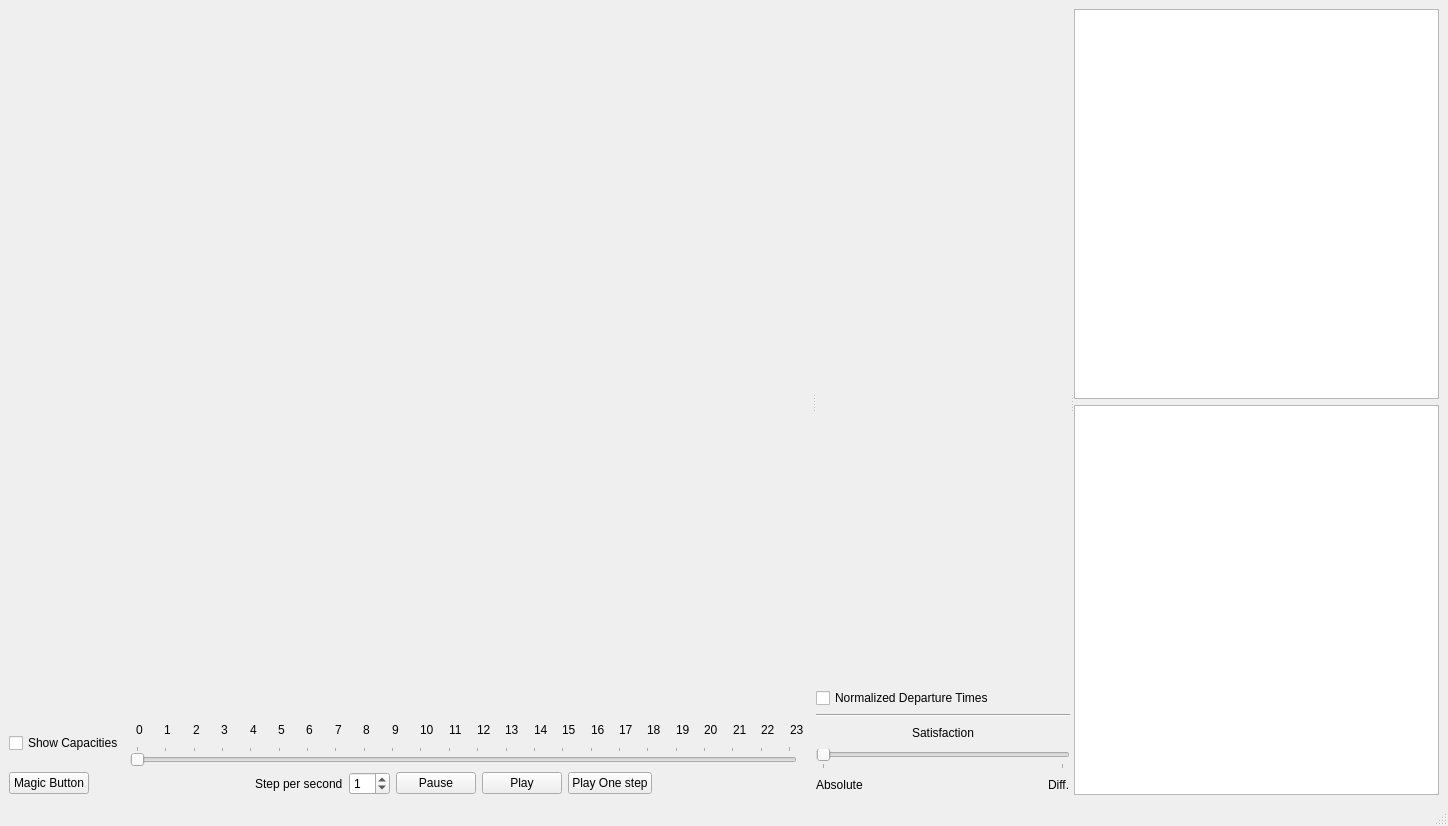
First picture: the form in story_maker/interface_template_new.ui, repository ELSA-Project/ELSA-ABM-StratS, before the edit.
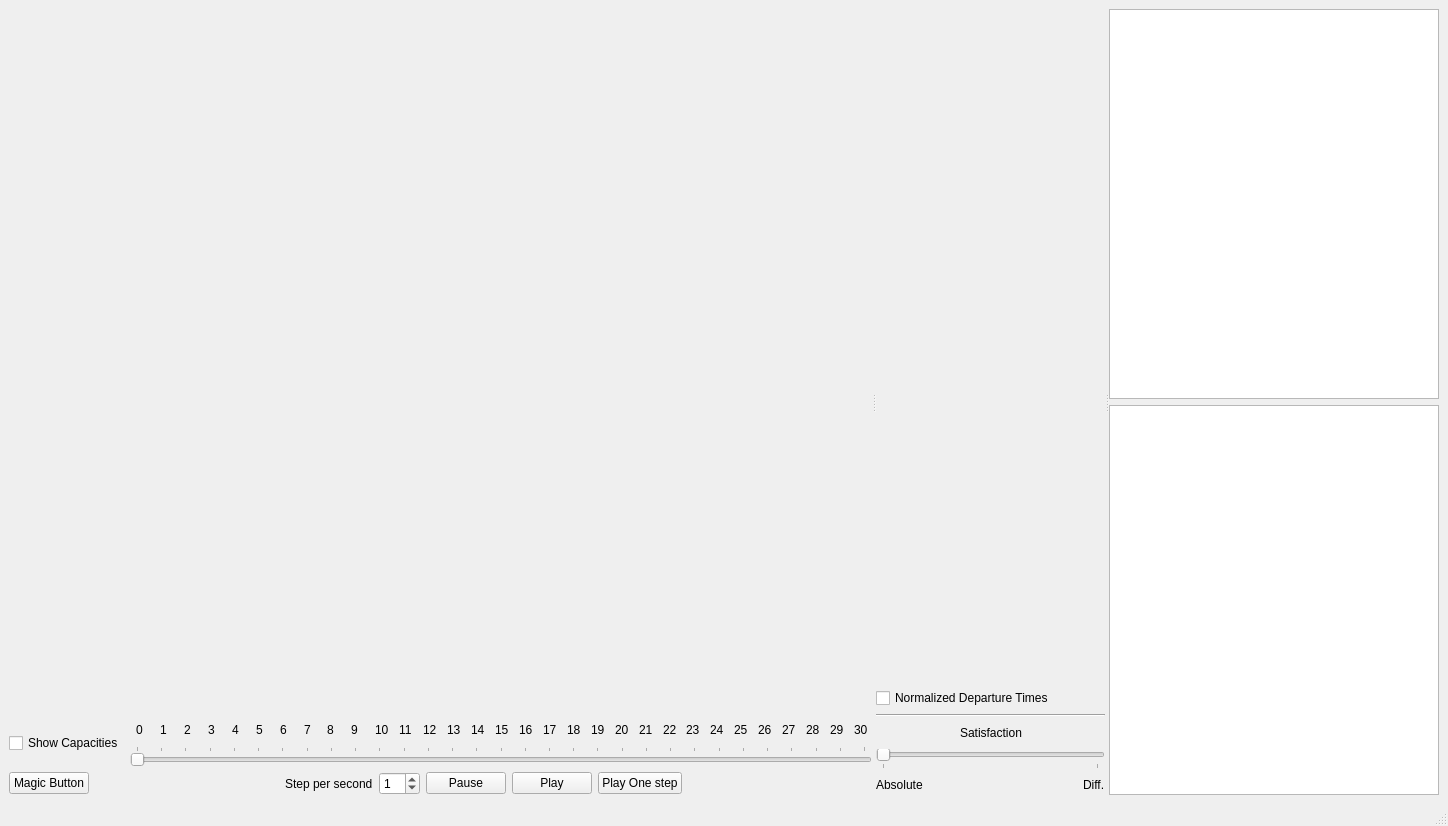
Second picture: the form after the edit.

What changed in the file:
```diff
--- a/story_maker/interface_template_new.ui
+++ b/story_maker/interface_template_new.ui
@@ -222,6 +222,55 @@
                 </property>
                </widget>
               </item>
+              <item>
+               <widget class="QLabel" name="label_29">
+                <property name="text">
+                 <string>24</string>
+                </property>
+               </widget>
+              </item>
+              <item>
+               <widget class="QLabel" name="label_30">
+                <property name="text">
+                 <string>25</string>
+                </property>
+               </widget>
+              </item>
+              <item>
+               <widget class="QLabel" name="label_31">
+                <property name="text">
+                 <string>26</string>
+                </property>
+               </widget>
+              </item>
+              <item>
+               <widget class="QLabel" name="label_32">
+                <property name="text">
+                 <string>27</string>
+                </property>
+               </widget>
+              </item>
+              <item>
+               <widget class="QLabel" name="label_33">
+                <property name="text">
+                 <string>28</string>
+                </property>
+               </widget>
+              </item>
+              <item>
+               <widget class="QLabel" name="label_34">
+                <property name="text">
+                 <string>29</string>
+                </property>
+               </widget>
+              </item>
+              <item>
+               <widget class="QLabel" name="label_35">
+                <property name="text">
+                 <string>30</string>
+                </property>
+               </widget>
+              </item>
              </layout>
             </item>
             <item row="1" column="0">
@@ -229,7 +278,7 @@
               <item>
                <widget class="QSlider" name="capacitySlider">
                 <property name="maximum">
-                 <number>23</number>
+                 <number>30</number>
                 </property>
                 <property name="tracking">
                  <bool>true</bool>
@@ -245,22 +294,6 @@
                 </property>
                </widget>
               </item>
-              <item>
-               <spacer name="horizontalSpacer_2">
-                <property name="orientation">
-                 <enum>Qt::Horizontal</enum>
-                </property>
-                <property name="sizeType">
-                 <enum>QSizePolicy::Fixed</enum>
-                </property>
-                <property name="sizeHint" stdset="0">
-                 <size>
-                  <width>15</width>
-                  <height>2</height>
-                 </size>
-                </property>
-               </spacer>
-              </item>
              </layout>
             </item>
            </layout>
```
